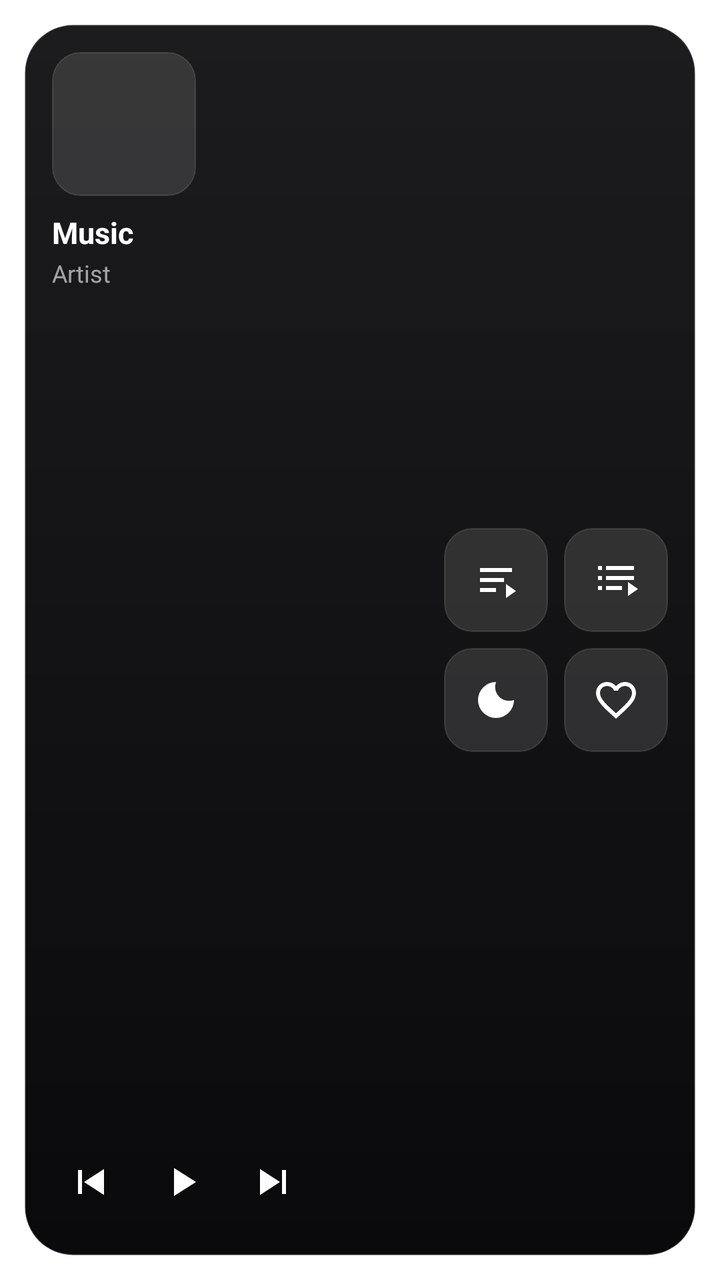
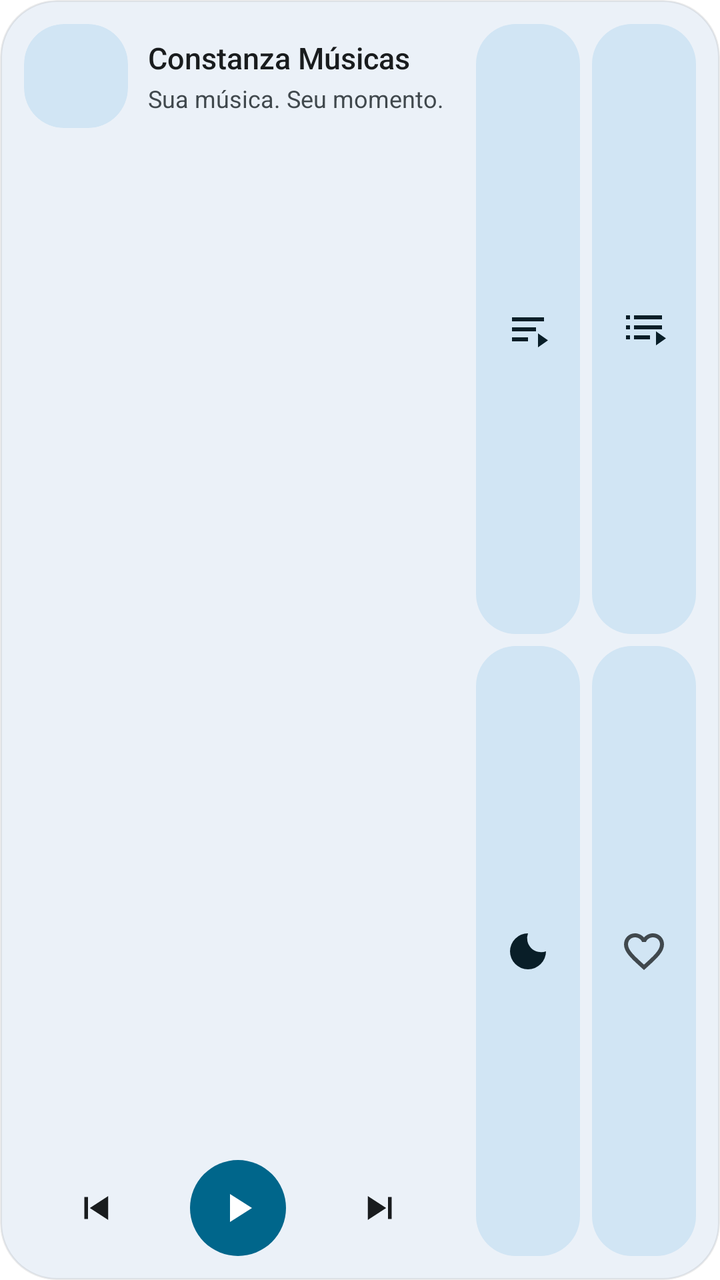

Screens rendered from an Android XML layout before and after an edit, with the pre-edit source and the edit as a unified diff.
<!-- AndroidManifest.xml: fallback theme Theme.MaterialComponents.DayNight.NoActionBar -->
<!-- res/layout/widget_recommended.xml -->
<?xml version="1.0" encoding="utf-8"?>
<FrameLayout xmlns:android="http://schemas.android.com/apk/res/android"
    android:id="@+id/widget_root"
    android:layout_width="match_parent"
    android:layout_height="match_parent"
    android:padding="12dp">

    <LinearLayout
        android:layout_width="match_parent"
        android:layout_height="match_parent"
        android:orientation="horizontal"
        android:background="@drawable/widget_bg_dark"
        android:padding="14dp">

        
        <LinearLayout
            android:layout_width="0dp"
            android:layout_height="match_parent"
            android:layout_weight="1"
            android:orientation="vertical">

            
            <ImageView
                android:id="@+id/widget_artwork"
                android:layout_width="72dp"
                android:layout_height="72dp"
                android:scaleType="centerCrop"
                android:src="@mipmap/ic_launcher"
                android:background="@drawable/widget_artwork_bg"
                android:contentDescription="Album art" />

            
            <TextView
                android:id="@+id/widget_title"
                android:layout_width="match_parent"
                android:layout_height="wrap_content"
                android:layout_marginTop="8dp"
                android:text="Music"
                android:textColor="#FFFFFF"
                android:textSize="15sp"
                android:textStyle="bold"
                android:maxLines="1"
                android:ellipsize="end" />

            
            <TextView
                android:id="@+id/widget_artist"
                android:layout_width="match_parent"
                android:layout_height="wrap_content"
                android:layout_marginTop="2dp"
                android:text="Artist"
                android:textColor="#99FFFFFF"
                android:textSize="12sp"
                android:maxLines="1"
                android:ellipsize="end" />

            
            <FrameLayout android:layout_width="match_parent" android:layout_height="0dp" android:layout_weight="1" />

            
            <LinearLayout
                android:layout_width="wrap_content"
                android:layout_height="wrap_content"
                android:orientation="horizontal"
                android:gravity="center_vertical">

                <ImageButton
                    android:id="@+id/widget_prev"
                    android:layout_width="38dp"
                    android:layout_height="38dp"
                    android:src="@drawable/ic_widget_prev"
                    android:tint="#FFFFFF"
                    android:background="@android:color/transparent"
                    android:contentDescription="Previous"
                    android:scaleType="centerInside"
                    android:padding="4dp" />

                <ImageButton
                    android:id="@+id/widget_play_pause"
                    android:layout_width="46dp"
                    android:layout_height="46dp"
                    android:layout_marginStart="4dp"
                    android:layout_marginEnd="4dp"
                    android:src="@drawable/ic_widget_play"
                    android:tint="#FFFFFF"
                    android:background="@android:color/transparent"
                    android:contentDescription="Play/Pause"
                    android:scaleType="centerInside"
                    android:padding="4dp" />

                <ImageButton
                    android:id="@+id/widget_next"
                    android:layout_width="38dp"
                    android:layout_height="38dp"
                    android:src="@drawable/ic_widget_next"
                    android:tint="#FFFFFF"
                    android:background="@android:color/transparent"
                    android:contentDescription="Next"
                    android:scaleType="centerInside"
                    android:padding="4dp" />

            </LinearLayout>

        </LinearLayout>

        
        <LinearLayout
            android:layout_width="wrap_content"
            android:layout_height="match_parent"
            android:orientation="vertical"
            android:layout_marginStart="12dp"
            android:gravity="center">

            
            <LinearLayout
                android:layout_width="wrap_content"
                android:layout_height="wrap_content"
                android:orientation="horizontal">

                <ImageButton
                    android:id="@+id/widget_action_queue"
                    android:layout_width="52dp"
                    android:layout_height="52dp"
                    android:src="@drawable/ic_widget_queue"
                    android:tint="#FFFFFF"
                    android:background="@drawable/widget_btn_bg"
                    android:contentDescription="Queue"
                    android:scaleType="centerInside"
                    android:padding="12dp" />

                <ImageButton
                    android:id="@+id/widget_action_playlist"
                    android:layout_width="52dp"
                    android:layout_height="52dp"
                    android:layout_marginStart="8dp"
                    android:src="@drawable/ic_widget_playlist"
                    android:tint="#FFFFFF"
                    android:background="@drawable/widget_btn_bg"
                    android:contentDescription="Playlist"
                    android:scaleType="centerInside"
                    android:padding="12dp" />

            </LinearLayout>

            
            <LinearLayout
                android:layout_width="wrap_content"
                android:layout_height="wrap_content"
                android:layout_marginTop="8dp"
                android:orientation="horizontal">

                <ImageButton
                    android:id="@+id/widget_action_sleep"
                    android:layout_width="52dp"
                    android:layout_height="52dp"
                    android:src="@drawable/ic_widget_sleep"
                    android:tint="#FFFFFF"
                    android:background="@drawable/widget_btn_bg"
                    android:contentDescription="Sleep timer"
                    android:scaleType="centerInside"
                    android:padding="12dp" />

                <ImageButton
                    android:id="@+id/widget_favorite"
                    android:layout_width="52dp"
                    android:layout_height="52dp"
                    android:layout_marginStart="8dp"
                    android:src="@drawable/ic_favorite_border"
                    android:tint="#FFFFFF"
                    android:background="@drawable/widget_btn_bg"
                    android:contentDescription="Favorite"
                    android:scaleType="centerInside"
                    android:padding="12dp" />

            </LinearLayout>

        </LinearLayout>

    </LinearLayout>
</FrameLayout>
<!-- resources referenced by this layout -->
<resources>
  <!-- drawable ic_favorite_border (drawable) -->
  <vector xmlns:android="http://schemas.android.com/apk/res/android"
      android:width="24dp"
      android:height="24dp"
      android:viewportWidth="24"
      android:viewportHeight="24">
    <path
        android:fillColor="#FFFFFF"
        android:pathData="M16.5,3c-1.74,0 -3.41,0.81 -4.5,2.09C10.91,3.81 9.24,3 7.5,3 4.42,3 2,5.42 2,8.5c0,3.78 3.4,6.86 8.55,11.54L12,21.35l1.45,-1.32C18.6,15.36 22,12.28 22,8.5 22,5.42 19.58,3 16.5,3zM12.1,18.55l-0.1,0.1 -0.1,-0.1C7.14,14.24 4,11.39 4,8.5 4,6.5 5.5,5 7.5,5c1.54,0 3.04,0.99 3.57,2.36h1.87C13.46,5.99 14.96,5 16.5,5c2,0 3.5,1.5 3.5,3.5 0,2.89 -3.14,5.74 -7.9,10.05z"/>
  </vector>
  <!-- drawable widget_artwork_bg (drawable) -->
  <?xml version="1.0" encoding="utf-8"?>
  <shape xmlns:android="http://schemas.android.com/apk/res/android"
      android:shape="rectangle">
      <solid android:color="#1FFFFFFF" />
      <corners android:radius="14dp" />
      <stroke android:width="0.5dp" android:color="#1FFFFFFF" />
  </shape>
  <!-- drawable widget_bg_dark (drawable) -->
  <?xml version="1.0" encoding="utf-8"?>
  <shape xmlns:android="http://schemas.android.com/apk/res/android"
      android:shape="rectangle">
      <gradient
          android:type="linear"
          android:angle="270"
          android:startColor="#FF1C1C1E"
          android:endColor="#FF0A0A0C" />
      <corners android:radius="24dp" />
      <stroke android:width="1dp" android:color="#1AFFFFFF" />
  </shape>
  <!-- drawable widget_btn_bg (drawable) -->
  <?xml version="1.0" encoding="utf-8"?>
  <shape xmlns:android="http://schemas.android.com/apk/res/android"
      android:shape="rectangle">
      <solid android:color="#1FFFFFFF" />
      <corners android:radius="14dp" />
      <stroke android:width="0.5dp" android:color="#1FFFFFFF" />
  </shape>
  <color name="ic_launcher_background">#1A1A2E</color>
  <!-- unchanged entries left out for length: 8 -->
</resources>

<!-- the commit's change to res/layout/widget_recommended.xml (unified diff, before → after) -->
@@ -3,178 +3,192 @@
     android:id="@+id/widget_root"
     android:layout_width="match_parent"
     android:layout_height="match_parent"
-    android:padding="12dp">
+    android:padding="@dimen/widget_margin">
 
     <LinearLayout
+        android:id="@android:id/background"
         android:layout_width="match_parent"
         android:layout_height="match_parent"
         android:orientation="horizontal"
-        android:background="@drawable/widget_bg_dark"
-        android:padding="14dp">
+        android:background="@drawable/widget_surface"
+        android:clipToOutline="true"
+        android:padding="12dp">
 
-        
         <LinearLayout
             android:layout_width="0dp"
             android:layout_height="match_parent"
             android:layout_weight="1"
             android:orientation="vertical">
 
-            
-            <ImageView
-                android:id="@+id/widget_artwork"
-                android:layout_width="72dp"
-                android:layout_height="72dp"
-                android:scaleType="centerCrop"
-                android:src="@mipmap/ic_launcher"
-                android:background="@drawable/widget_artwork_bg"
-                android:contentDescription="Album art" />
-
-            
-            <TextView
-                android:id="@+id/widget_title"
+            <LinearLayout
                 android:layout_width="match_parent"
-                android:layout_height="wrap_content"
-                android:layout_marginTop="8dp"
-                android:text="Music"
-                android:textColor="#FFFFFF"
-                android:textSize="15sp"
-                android:textStyle="bold"
-                android:maxLines="1"
-                android:ellipsize="end" />
-
-            
-            <TextView
-                android:id="@+id/widget_artist"
-                android:layout_width="match_parent"
-                android:layout_height="wrap_content"
-                android:layout_marginTop="2dp"
-                android:text="Artist"
-                android:textColor="#99FFFFFF"
-                android:textSize="12sp"
-                android:maxLines="1"
-                android:ellipsize="end" />
-
-            
-            <FrameLayout android:layout_width="match_parent" android:layout_height="0dp" android:layout_weight="1" />
-
-            
-            <LinearLayout
-                android:layout_width="wrap_content"
                 android:layout_height="wrap_content"
                 android:orientation="horizontal"
                 android:gravity="center_vertical">
 
-                <ImageButton
-                    android:id="@+id/widget_prev"
-                    android:layout_width="38dp"
-                    android:layout_height="38dp"
-                    android:src="@drawable/ic_widget_prev"
-                    android:tint="#FFFFFF"
-                    android:background="@android:color/transparent"
-                    android:contentDescription="Previous"
-                    android:scaleType="centerInside"
-                    android:padding="4dp" />
+                <FrameLayout
+                    android:layout_width="52dp"
+                    android:layout_height="52dp"
+                    android:background="@drawable/widget_artwork_frame"
+                    android:clipToOutline="true">
 
-                <ImageButton
-                    android:id="@+id/widget_play_pause"
-                    android:layout_width="46dp"
-                    android:layout_height="46dp"
-                    android:layout_marginStart="4dp"
-                    android:layout_marginEnd="4dp"
-                    android:src="@drawable/ic_widget_play"
-                    android:tint="#FFFFFF"
-                    android:background="@android:color/transparent"
-                    android:contentDescription="Play/Pause"
-                    android:scaleType="centerInside"
-                    android:padding="4dp" />
+                    <ImageView
+                        android:id="@+id/widget_artwork"
+                        android:layout_width="match_parent"
+                        android:layout_height="match_parent"
+                        android:scaleType="centerCrop"
+                        android:src="@mipmap/ic_launcher"
+                        android:contentDescription="@string/widget_cd_artwork" />
+                </FrameLayout>
 
-                <ImageButton
-                    android:id="@+id/widget_next"
-                    android:layout_width="38dp"
-                    android:layout_height="38dp"
-                    android:src="@drawable/ic_widget_next"
-                    android:tint="#FFFFFF"
-                    android:background="@android:color/transparent"
-                    android:contentDescription="Next"
-                    android:scaleType="centerInside"
-                    android:padding="4dp" />
+                <LinearLayout
+                    android:layout_width="0dp"
+                    android:layout_height="wrap_content"
+                    android:layout_weight="1"
+                    android:layout_marginStart="10dp"
+                    android:orientation="vertical">
 
+                    <TextView
+                        android:id="@+id/widget_title"
+                        android:layout_width="match_parent"
+                        android:layout_height="wrap_content"
+                        android:text="@string/widget_default_title"
+                        android:textColor="@color/widget_on_surface"
+                        android:textSize="15sp"
+                        android:fontFamily="sans-serif-medium"
+                        android:maxLines="1"
+                        android:ellipsize="end" />
+
+                    <TextView
+                        android:id="@+id/widget_artist"
+                        android:layout_width="match_parent"
+                        android:layout_height="wrap_content"
+                        android:layout_marginTop="2dp"
+                        android:text="@string/widget_default_artist"
+                        android:textColor="@color/widget_on_surface_variant"
+                        android:textSize="12sp"
+                        android:maxLines="1"
+                        android:ellipsize="end" />
+                </LinearLayout>
             </LinearLayout>
 
+            <FrameLayout android:layout_width="match_parent" android:layout_height="0dp" android:layout_weight="1" />
+
+            <LinearLayout
+                android:layout_width="match_parent"
+                android:layout_height="48dp"
+                android:orientation="horizontal"
+                android:gravity="center_vertical">
+
+                <FrameLayout android:layout_width="0dp" android:layout_height="match_parent" android:layout_weight="1">
+                    <ImageButton
+                        android:id="@+id/widget_prev"
+                        android:layout_width="40dp"
+                        android:layout_height="40dp"
+                        android:layout_gravity="center"
+                        android:src="@drawable/ic_widget_prev"
+                        android:tint="@color/widget_on_surface"
+                        android:background="@drawable/widget_icon_btn_bg"
+                        android:contentDescription="@string/widget_cd_prev"
+                        android:scaleType="centerInside"
+                        android:padding="9dp" />
+                </FrameLayout>
+
+                <FrameLayout android:layout_width="0dp" android:layout_height="match_parent" android:layout_weight="1">
+                    <ImageButton
+                        android:id="@+id/widget_play_pause"
+                        android:layout_width="48dp"
+                        android:layout_height="48dp"
+                        android:layout_gravity="center"
+                        android:src="@drawable/ic_widget_play"
+                        android:tint="@color/widget_on_accent"
+                        android:background="@drawable/widget_play_bg"
+                        android:contentDescription="@string/widget_cd_play_pause"
+                        android:scaleType="centerInside"
+                        android:padding="12dp" />
+                </FrameLayout>
+
+                <FrameLayout android:layout_width="0dp" android:layout_height="match_parent" android:layout_weight="1">
+                    <ImageButton
+                        android:id="@+id/widget_next"
+                        android:layout_width="40dp"
+                        android:layout_height="40dp"
+                        android:layout_gravity="center"
+                        android:src="@drawable/ic_widget_next"
+                        android:tint="@color/widget_on_surface"
+                        android:background="@drawable/widget_icon_btn_bg"
+                        android:contentDescription="@string/widget_cd_next"
+                        android:scaleType="centerInside"
+                        android:padding="9dp" />
+                </FrameLayout>
+            </LinearLayout>
         </LinearLayout>
 
-        
         <LinearLayout
             android:layout_width="wrap_content"
             android:layout_height="match_parent"
-            android:orientation="vertical"
             android:layout_marginStart="12dp"
-            android:gravity="center">
+            android:orientation="vertical">
 
-            
             <LinearLayout
                 android:layout_width="wrap_content"
-                android:layout_height="wrap_content"
+                android:layout_height="0dp"
+                android:layout_weight="1"
                 android:orientation="horizontal">
 
                 <ImageButton
                     android:id="@+id/widget_action_queue"
                     android:layout_width="52dp"
-                    android:layout_height="52dp"
+                    android:layout_height="match_parent"
                     android:src="@drawable/ic_widget_queue"
-                    android:tint="#FFFFFF"
-                    android:background="@drawable/widget_btn_bg"
-                    android:contentDescription="Queue"
+                    android:tint="@color/widget_on_container"
+                    android:background="@drawable/widget_tonal_bg"
+                    android:contentDescription="@string/widget_cd_queue"
                     android:scaleType="centerInside"
-                    android:padding="12dp" />
+                    android:padding="14dp" />
 
                 <ImageButton
                     android:id="@+id/widget_action_playlist"
                     android:layout_width="52dp"
-                    android:layout_height="52dp"
-                    android:layout_marginStart="8dp"
+                    android:layout_height="match_parent"
+                    android:layout_marginStart="6dp"
                     android:src="@drawable/ic_widget_playlist"
-                    android:tint="#FFFFFF"
-                    android:background="@drawable/widget_btn_bg"
-                    android:contentDescription="Playlist"
+                    android:tint="@color/widget_on_container"
+                    android:background="@drawable/widget_tonal_bg"
+                    android:contentDescription="@string/widget_cd_playlists"
                     android:scaleType="centerInside"
-                    android:padding="12dp" />
-
+                    android:padding="14dp" />
             </LinearLayout>
 
-            
             <LinearLayout
                 android:layout_width="wrap_content"
-                android:layout_height="wrap_content"
-                android:layout_marginTop="8dp"
+                android:layout_height="0dp"
+                android:layout_weight="1"
+                android:layout_marginTop="6dp"
                 android:orientation="horizontal">
 
                 <ImageButton
                     android:id="@+id/widget_action_sleep"
                     android:layout_width="52dp"
-                    android:layout_height="52dp"
+                    android:layout_height="match_parent"
                     android:src="@drawable/ic_widget_sleep"
-                    android:tint="#FFFFFF"
-                    android:background="@drawable/widget_btn_bg"
-                    android:contentDescription="Sleep timer"
+                    android:tint="@color/widget_on_container"
+                    android:background="@drawable/widget_tonal_bg"
+                    android:contentDescription="@string/widget_cd_sleep"
                     android:scaleType="centerInside"
-                    android:padding="12dp" />
+                    android:padding="14dp" />
 
                 <ImageButton
                     android:id="@+id/widget_favorite"
                     android:layout_width="52dp"
-                    android:layout_height="52dp"
-                    android:layout_marginStart="8dp"
+                    android:layout_height="match_parent"
+                    android:layout_marginStart="6dp"
                     android:src="@drawable/ic_favorite_border"
-                    android:tint="#FFFFFF"
-                    android:background="@drawable/widget_btn_bg"
-                    android:contentDescription="Favorite"
+                    android:background="@drawable/widget_tonal_bg"
+                    android:contentDescription="@string/widget_cd_favorite"
                     android:scaleType="centerInside"
-                    android:padding="12dp" />
-
+                    android:padding="14dp" />
             </LinearLayout>
-
         </LinearLayout>
-
     </LinearLayout>
 </FrameLayout>
<!-- resource entries referenced after the edit -->
@@ -1,5 +1,10 @@
 <!-- resources referenced by this layout -->
 <resources>
+  <color name="widget_on_accent">#FFFFFFFF</color>
+  <color name="widget_on_container">#FF2B2635</color>
+  <color name="widget_on_surface">#FF1C1B20</color>
+  <color name="widget_on_surface_variant">#FF5F5B67</color>
+  <dimen name="widget_margin">8dp</dimen>
   <!-- drawable ic_favorite_border (drawable) -->
   <vector xmlns:android="http://schemas.android.com/apk/res/android"
       android:width="24dp"
@@ -7,37 +12,67 @@
       android:viewportWidth="24"
       android:viewportHeight="24">
     <path
-        android:fillColor="#FFFFFF"
+        android:fillColor="@color/widget_on_surface_variant"
         android:pathData="M16.5,3c-1.74,0 -3.41,0.81 -4.5,2.09C10.91,3.81 9.24,3 7.5,3 4.42,3 2,5.42 2,8.5c0,3.78 3.4,6.86 8.55,11.54L12,21.35l1.45,-1.32C18.6,15.36 22,12.28 22,8.5 22,5.42 19.58,3 16.5,3zM12.1,18.55l-0.1,0.1 -0.1,-0.1C7.14,14.24 4,11.39 4,8.5 4,6.5 5.5,5 7.5,5c1.54,0 3.04,0.99 3.57,2.36h1.87C13.46,5.99 14.96,5 16.5,5c2,0 3.5,1.5 3.5,3.5 0,2.89 -3.14,5.74 -7.9,10.05z"/>
   </vector>
-  <!-- drawable widget_artwork_bg (drawable) -->
+  <!-- drawable widget_artwork_frame (drawable) -->
   <?xml version="1.0" encoding="utf-8"?>
-  <shape xmlns:android="http://schemas.android.com/apk/res/android"
-      android:shape="rectangle">
-      <solid android:color="#1FFFFFFF" />
-      <corners android:radius="14dp" />
-      <stroke android:width="0.5dp" android:color="#1FFFFFFF" />
+  <shape xmlns:android="http://schemas.android.com/apk/res/android" android:shape="rectangle">
+      <solid android:color="@color/widget_container" />
+      <corners android:radius="@dimen/widget_inner_radius" />
   </shape>
-  <!-- drawable widget_bg_dark (drawable) -->
+  <!-- drawable widget_icon_btn_bg (drawable) -->
   <?xml version="1.0" encoding="utf-8"?>
-  <shape xmlns:android="http://schemas.android.com/apk/res/android"
-      android:shape="rectangle">
-      <gradient
-          android:type="linear"
-          android:angle="270"
-          android:startColor="#FF1C1C1E"
-          android:endColor="#FF0A0A0C" />
-      <corners android:radius="24dp" />
-      <stroke android:width="1dp" android:color="#1AFFFFFF" />
+  <ripple xmlns:android="http://schemas.android.com/apk/res/android" android:color="@color/widget_ripple">
+      <item android:id="@android:id/mask">
+          <shape android:shape="oval">
+              <solid android:color="#FFFFFFFF" />
+          </shape>
+      </item>
+  </ripple>
+  <!-- drawable widget_play_bg (drawable) -->
+  <?xml version="1.0" encoding="utf-8"?>
+  <ripple xmlns:android="http://schemas.android.com/apk/res/android" android:color="@color/widget_ripple">
+      <item>
+          <shape android:shape="oval">
+              <solid android:color="@color/widget_accent" />
+          </shape>
+      </item>
+  </ripple>
+  <!-- drawable widget_surface (drawable) -->
+  <?xml version="1.0" encoding="utf-8"?>
+  <shape xmlns:android="http://schemas.android.com/apk/res/android" android:shape="rectangle">
+      <solid android:color="@color/widget_surface" />
+      <corners android:radius="@dimen/widget_radius" />
+      <stroke android:width="1dp" android:color="@color/widget_outline" />
   </shape>
-  <!-- drawable widget_btn_bg (drawable) -->
+  <!-- drawable widget_tonal_bg (drawable) -->
   <?xml version="1.0" encoding="utf-8"?>
-  <shape xmlns:android="http://schemas.android.com/apk/res/android"
-      android:shape="rectangle">
-      <solid android:color="#1FFFFFFF" />
-      <corners android:radius="14dp" />
-      <stroke android:width="0.5dp" android:color="#1FFFFFFF" />
-  </shape>
+  <ripple xmlns:android="http://schemas.android.com/apk/res/android" android:color="@color/widget_ripple">
+      <item>
+          <shape android:shape="rectangle">
+              <solid android:color="@color/widget_container" />
+              <corners android:radius="@dimen/widget_inner_radius" />
+          </shape>
+      </item>
+  </ripple>
+  <string name="widget_cd_artwork">Capa do álbum</string>
+  <string name="widget_cd_favorite">Favorito</string>
+  <string name="widget_cd_next">Seguinte</string>
+  <string name="widget_cd_play_pause">Reproduzir ou pausar</string>
+  <string name="widget_cd_playlists">Playlists</string>
+  <string name="widget_cd_prev">Anterior</string>
+  <string name="widget_cd_queue">Fila de reprodução</string>
+  <string name="widget_cd_sleep">Temporizador</string>
+  <string name="widget_default_artist">Sua música. Seu momento.</string>
+  <string name="widget_default_title">Constanza Músicas</string>
+  <color name="widget_container">#FFE9E3F1</color>
+  <dimen name="widget_inner_radius">16dp</dimen>
+  <color name="widget_ripple">#1F000000</color>
+  <color name="widget_accent">#FF6750A4</color>
+  <color name="widget_surface">#FFF6F3FA</color>
+  <dimen name="widget_radius">24dp</dimen>
+  <color name="widget_outline">#14000000</color>
   <color name="ic_launcher_background">#1A1A2E</color>
   <!-- unchanged entries left out for length: 8 -->
 </resources>
